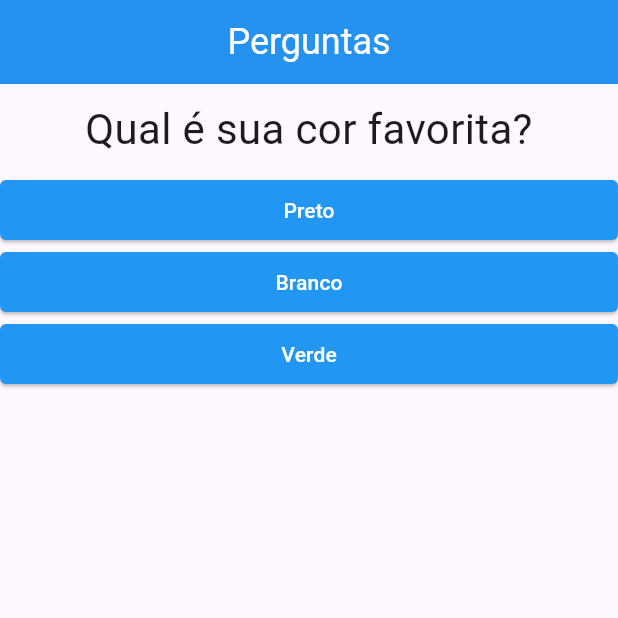
After one commit to lukkspereiraa/perguntas, a Flutter app: the screen it shows after launch, on a phone screen of 412 x 824 dp, the top half of it. The commit adds this screen. Run offline on Flutter 3.47's test engine with Material 3 defaults, Android fonts, the phone set to English and light mode, and no system bars.

Commit message:
refatorando componentes

```diff
--- a/lib/main.dart
+++ b/lib/main.dart
@@ -1,16 +1,15 @@
 import 'package:flutter/material.dart';
-import 'package:perguntas/questao.dart';
-import 'package:perguntas/responder.dart';
+import 'package:perguntas/questionario.dart';
 import 'package:perguntas/resultado.dart';
 
 void main() => runApp(const PerguntaApp());
 
 class _PerguntaAppState extends State<PerguntaApp> {
-  var perguntaSelecinada = 0;
+  var _perguntaSelecinada = 0;
   void _responder() {
     if (temPerguntaSelecinada) {
       setState(() {
-        perguntaSelecinada++;
+        _perguntaSelecinada++;
       });
     }
   }
@@ -31,22 +30,11 @@ class _PerguntaAppState extends State<PerguntaApp> {
   ];
 
   bool get temPerguntaSelecinada {
-    return perguntaSelecinada < _perguntas.length;
+    return _perguntaSelecinada < _perguntas.length;
   }
 
   @override
   Widget build(BuildContext context) {
-    List<String> respostas = temPerguntaSelecinada
-        ? _perguntas[perguntaSelecinada].cast()['resposta']
-        : [];
-    //feito com map
-    List<Widget> widgetRespostas =
-        respostas.map((toElement) => Respostas(toElement, _responder)).toList();
-    // feito com for
-    // for (String textoResposta in respostas) {
-    //   widgetRespostas.add(Respostas(textoResposta, _responder));
-    // }
-
     return MaterialApp(
       home: Scaffold(
           appBar: AppBar(
@@ -62,12 +50,10 @@ class _PerguntaAppState extends State<PerguntaApp> {
             ),
           ),
           body: temPerguntaSelecinada
-              ? Column(
-                  children: [
-                    Questao(_perguntas[perguntaSelecinada]['texto'].toString()),
-                    ...widgetRespostas,
-                  ],
-                )
+              ? Questionario(
+                  perguntas: _perguntas,
+                  perguntaSelecinada: _perguntaSelecinada,
+                  qundoResponder: _responder)
               : Resultado("Final")),
     );
   }
--- /dev/null
+++ b/lib/questionario.dart
@@ -0,0 +1,33 @@
+import 'package:flutter/material.dart';
+import 'package:perguntas/questao.dart';
+import 'package:perguntas/responder.dart';
+
+class Questionario extends StatelessWidget {
+  final List<Map<String, Object>> perguntas;
+  final int perguntaSelecinada;
+  final void Function() qundoResponder;
+
+  Questionario({
+    super.key,
+    required this.perguntas,
+    required this.perguntaSelecinada,
+    required this.qundoResponder,
+  });
+
+  bool get temPerguntaSelecinada {
+    return perguntaSelecinada < perguntas.length;
+  }
+
+  @override
+  Widget build(BuildContext context) {
+    List<String> respostas = temPerguntaSelecinada
+        ? perguntas[perguntaSelecinada].cast()['resposta']
+        : [];
+    return Column(
+      children: <Widget>[
+        Questao(perguntas[perguntaSelecinada]['texto'].toString()),
+        ...respostas.map((t) => Respostas(t, qundoResponder)).toList(),
+      ],
+    );
+  }
+}
```
